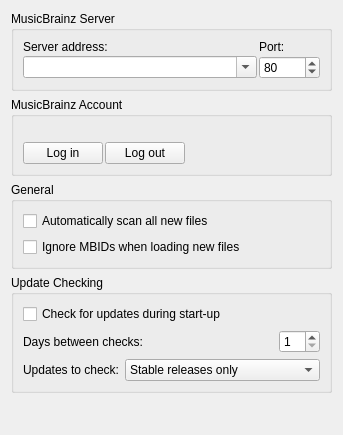
Above: ui/options_general.ui from metabrainz/picard before the change. Below: the same form after it.
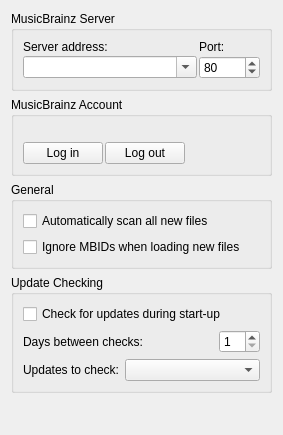
That is the form after the change.

Patch:
```diff
--- a/ui/options_general.ui
+++ b/ui/options_general.ui
@@ -6,7 +6,7 @@
    <rect>
     <x>0</x>
     <y>0</y>
-    <width>304</width>
+    <width>283</width>
     <height>435</height>
    </rect>
   </property>
@@ -213,24 +213,6 @@
           <property name="editable">
            <bool>false</bool>
           </property>
-          <property name="currentIndex">
-           <number>0</number>
-          </property>
-          <item>
-           <property name="text">
-            <string>Stable releases only</string>
-           </property>
-          </item>
-          <item>
-           <property name="text">
-            <string>Stable and Beta releases</string>
-           </property>
-          </item>
-          <item>
-           <property name="text">
-            <string>Stable, Beta and Dev releases</string>
-           </property>
-          </item>
          </widget>
         </item>
        </layout>
```
